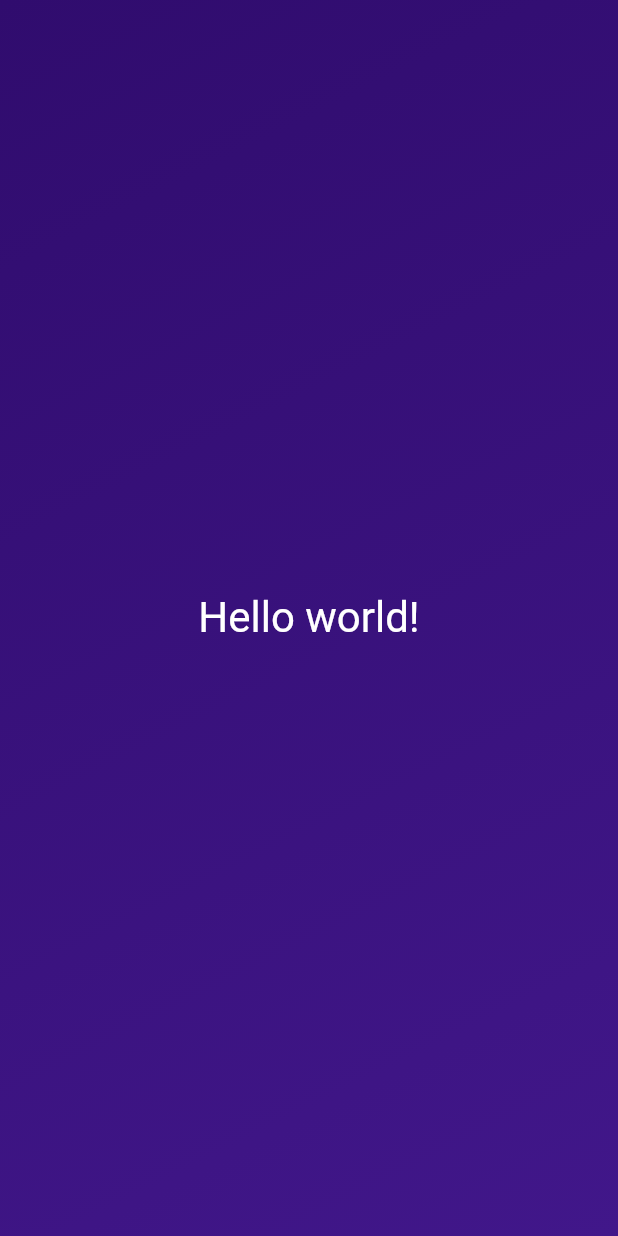
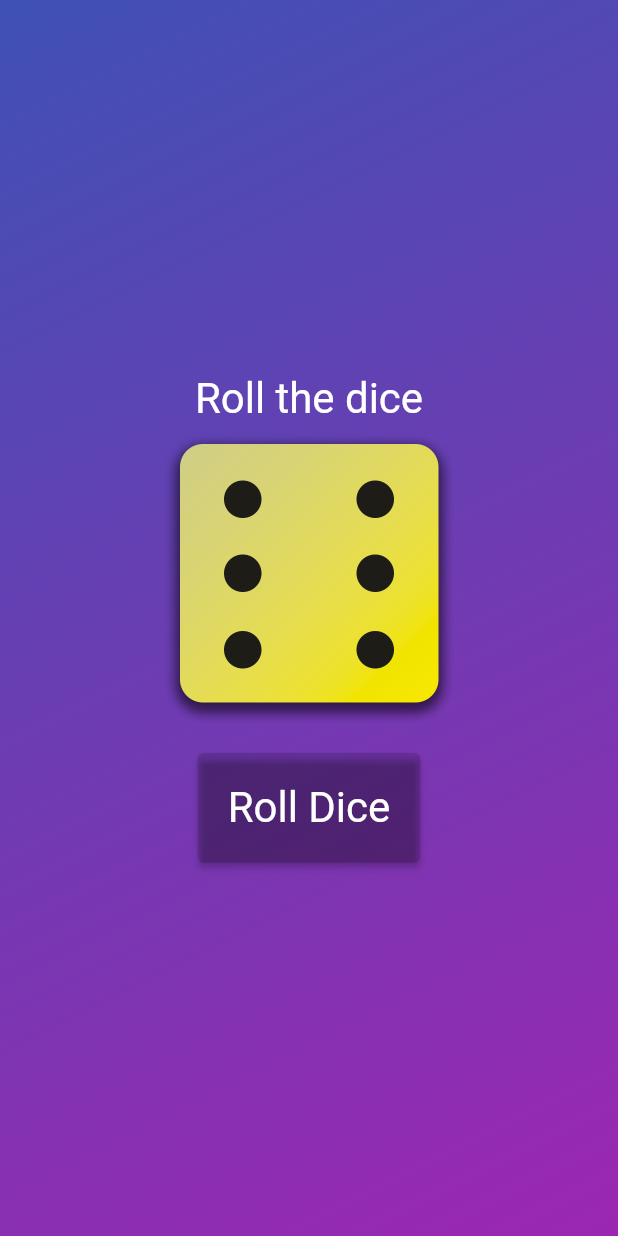
Before and after one commit to andrejustinnn/first_app, a Flutter app: the screen it shows after launch, on a phone screen of 412 x 824 dp. Run offline on Flutter 3.47's test engine with Material 2 defaults, Android fonts, the phone set to English and light mode, and no system bars.

Commit message:
add a function to roll dice

```diff
--- a/lib/gradient_container.dart
+++ b/lib/gradient_container.dart
@@ -1,23 +1,65 @@
 import 'package:first_app/styled_text.dart';
 import 'package:flutter/material.dart';
 
+const startAlignment = Alignment.topLeft;
+const endAlignment = Alignment.bottomRight;
+//const ini sudah di simpan walaupun blm di execute, karena datanya pasti.
+// final ini untuk value yang baru di calculate / ada hasilnya setelah di execute.
+
 class GradientContainer extends StatelessWidget {
-  const GradientContainer({super.key});
+  GradientContainer({super.key, required this.colors});
+
+  GradientContainer.purple({super.key})
+      : colors = const [Colors.indigo, Colors.purple];
+
+  final List<Color> colors;
+
+  var activeDiceImage = 'assets/images/dice-6.png';
+
+  void rollDice() {
+    activeDiceImage = 'assets/images/dice-1.png';
+    print('changing image');
+  }
+
   @override
   Widget build(context) {
     return Container(
-      decoration: const BoxDecoration(
+      decoration: BoxDecoration(
         gradient: LinearGradient(
-          colors: [
-            Color.fromARGB(255, 48, 12, 110),
-            Color.fromARGB(255, 65, 23, 138)
-          ],
-          begin: Alignment.topLeft,
-          end: Alignment.bottomRight,
+          colors: colors,
+          begin: startAlignment,
+          end: endAlignment,
         ),
       ),
-      child: const Center(
-        child: StyledText(),
+      child: Center(
+        child: Column(
+          mainAxisSize: MainAxisSize.min,
+          children: [
+            const StyledText('Roll the dice'),
+            Image.asset(
+              activeDiceImage,
+              width: 200,
+            ),
+            const SizedBox(
+              // semacam br di html
+              height: 20,
+            ),
+            // ElevatedButton(onPressed: () {}, child: const Text('Roll Dice')) // anonimus
+            ElevatedButton(
+                onPressed: rollDice,
+                style: ElevatedButton.styleFrom(
+                    padding:
+                        const EdgeInsets.all(20), // all padding 3 disemua sisi
+                    // padding: const EdgeInsets.only(
+                    //     top: 20), // all padding 3 disemua sisi
+                    foregroundColor: Colors.white,
+                    backgroundColor: Colors.black12,
+                    textStyle: const TextStyle(fontSize: 28)),
+                child: const Text('Roll Dice'))
+          ],
+        ),
+
+        // child: StyledText('Hello world!'),
       ),
     );
   }
--- a/lib/main.dart
+++ b/lib/main.dart
@@ -2,9 +2,9 @@ import 'package:flutter/material.dart';
 import 'package:first_app/gradient_container.dart';
 
 void main() {
-  runApp(const MaterialApp(
+  runApp(MaterialApp(
     home: Scaffold(
-      body: GradientContainer(),
+      body: GradientContainer.purple(),
     ),
   ));
 }
--- a/lib/styled_text.dart
+++ b/lib/styled_text.dart
@@ -1,12 +1,16 @@
 import 'package:flutter/material.dart';
 
 class StyledText extends StatelessWidget {
-  const StyledText({super.key});
+  // const StyledText(String text, {super.key}); gabisa langsung akses text di function build krna tidak terhubung
+  const StyledText(this.text, {super.key}); //langsung terhubung
+
+  final String
+      text; // final karena saat menggunakan widget ini hanya akan assign sekali.
   @override
   Widget build(context) {
-    return const Text(
-      'Hello world!',
-      style: TextStyle(
+    return Text(
+      text,
+      style: const TextStyle(
         color: Colors.white,
         fontSize: 28,
       ),
```
Also changed, not shown: pubspec.yaml (+9 -7 lines), assets/images/dice-1.png (added), assets/images/dice-2.png (added), assets/images/dice-3.png (added), assets/images/dice-4.png (added), assets/images/dice-5.png (added), assets/images/dice-6.png (added).
